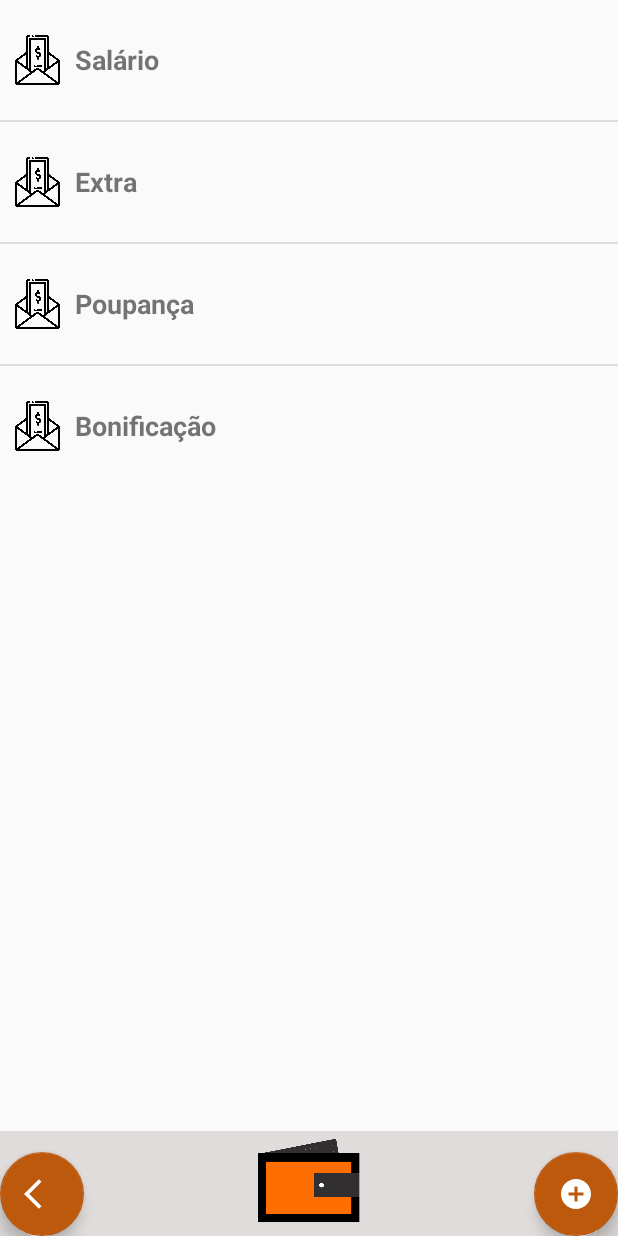
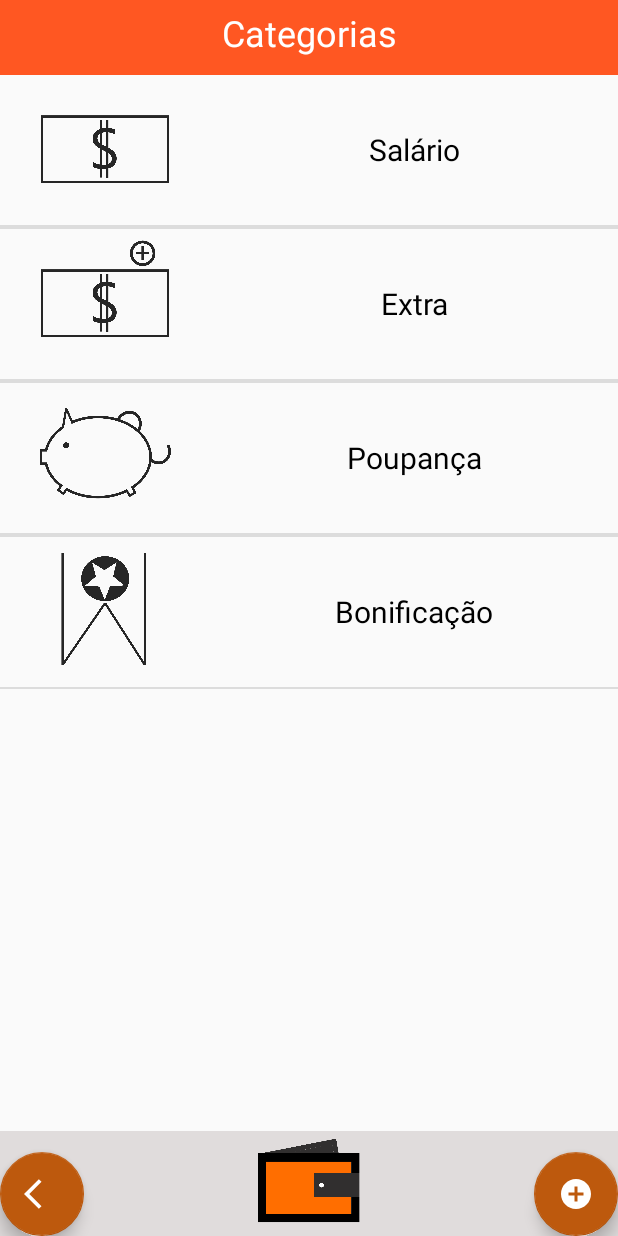
Before and after one commit to EdmilsonMedeiros/Projeto_Alzy_Cash, an Android app: the CategoriasActivity screen opened directly, with no data from a screen before it, on a phone screen of 412 x 824 dp. Run offline under Robolectric (Android 15) with nearby library versions, the phone set to English and light mode, and no system bars; plain views replace FloatingActionButton.

Commit message:
Ajustes de latout na activity categorias.

```diff
--- a/Alzy/app/src/main/java/com/ed/medeiros/alzy/activity/CategoriasActivity.java
+++ b/Alzy/app/src/main/java/com/ed/medeiros/alzy/activity/CategoriasActivity.java
@@ -42,17 +42,17 @@ public class CategoriasActivity extends AppCompatActivity {
 
             }
         });
-        getWindow().setFlags(WindowManager.LayoutParams.FLAG_FULLSCREEN, WindowManager.LayoutParams.FLAG_FULLSCREEN);
+
 
 
     }
 
     private List<Categorias> GetDate() {
         lst = new ArrayList<>();
-        lst.add(new Categorias("Salário", R.mipmap.salario));
-        lst.add(new Categorias("Extra", R.mipmap.salario));
-        lst.add(new Categorias("Poupança", R.mipmap.salario));
-        lst.add(new Categorias("Bonificação", R.mipmap.salario));
+        lst.add(new Categorias("Salário", R.mipmap.ic_nota));
+        lst.add(new Categorias("Extra", R.mipmap.ic_extra));
+        lst.add(new Categorias("Poupança", R.mipmap.ic_poupanca));
+        lst.add(new Categorias("Bonificação", R.mipmap.ic_bonificacao));
         return lst;
     }
 
--- a/Alzy/app/src/main/res/layout/activity_categorias.xml
+++ b/Alzy/app/src/main/res/layout/activity_categorias.xml
@@ -8,6 +8,26 @@
     tools:context=".activity.CategoriasActivity">
 
     <LinearLayout
+        android:id="@+id/topo"
+        android:layout_width="match_parent"
+        android:layout_height="50dp"
+        android:background="@color/colorPrimaryDarkDefault"
+        app:layout_constraintEnd_toEndOf="parent"
+        app:layout_constraintStart_toStartOf="parent"
+        app:layout_constraintTop_toTopOf="parent"
+        android:padding="5dp">
+
+        <TextView
+            android:layout_width="match_parent"
+            android:layout_height="wrap_content"
+            android:text="Categorias"
+            android:textAlignment="center"
+            android:textColor="@android:color/white"
+            android:textSize="24sp" />
+
+    </LinearLayout>
+
+    <LinearLayout
         android:id="@+id/linearLayout15"
         android:layout_width="0dp"
         android:layout_height="0dp"
@@ -15,7 +35,7 @@
         app:layout_constraintBottom_toTopOf="@+id/linearLayout16"
         app:layout_constraintEnd_toEndOf="parent"
         app:layout_constraintStart_toStartOf="parent"
-        app:layout_constraintTop_toTopOf="parent">
+        app:layout_constraintTop_toBottomOf="@+id/topo">
 
         <ListView
             android:id="@+id/listViewCategorias"
--- a/Alzy/app/src/main/res/layout/list_categorias.xml
+++ b/Alzy/app/src/main/res/layout/list_categorias.xml
@@ -4,31 +4,61 @@
     xmlns:tools="http://schemas.android.com/tools"
     android:layout_width="match_parent"
     android:layout_height="match_parent"
+    android:orientation="vertical">
+
+    <LinearLayout
+        android:layout_width="match_parent"
+        android:layout_height="wrap_content"
         android:orientation="horizontal">
+
+
+        <LinearLayout
+            android:id="@+id/principal"
+            android:layout_width="wrap_content"
+            android:layout_height="wrap_content"
+            android:orientation="vertical">
 
             <ImageView
                 android:id="@+id/imageViewCategoria"
-        android:layout_width="100dp"
-        android:layout_height="80dp"
+                android:layout_width="140dp"
+                android:layout_height="100dp"
                 android:layout_weight="1"
-        android:padding="10dp"
+                android:padding="5dp"
                 tools:srcCompat="@mipmap/ic_launcher" />
+
+        </LinearLayout>
 
         <LinearLayout
             android:layout_width="match_parent"
-        android:layout_height="80dp"
+            android:layout_height="100dp"
             android:layout_weight="1"
             android:orientation="vertical">
 
             <TextView
                 android:id="@+id/textViewTitulo"
                 android:layout_width="match_parent"
-            android:layout_height="80dp"
+                android:layout_height="100dp"
                 android:layout_weight="1"
                 android:gravity="center|left"
                 android:text="Nome"
-            android:textSize="18sp"
-            android:textStyle="bold" />
+                android:textAlignment="center"
+                android:textColor="@color/font_black"
+                android:textSize="20sp" />
 
         </LinearLayout>
+
     </LinearLayout>
+
+    <LinearLayout
+        android:layout_width="match_parent"
+        android:layout_height="match_parent">
+
+        <View
+            android:id="@+id/divider12"
+            android:layout_width="200dp"
+            android:layout_height="1dp"
+            android:layout_weight="1"
+            android:background="?android:attr/listDivider" />
+    </LinearLayout>
+
+</LinearLayout>
```
Also changed, not shown: Alzy/app/src/main/res/mipmap-xxhdpi/ic_bonificacao.png (added), Alzy/app/src/main/res/mipmap-xxhdpi/ic_extra.png (added), Alzy/app/src/main/res/mipmap-xxhdpi/ic_nota.png (added), Alzy/app/src/main/res/mipmap-xxhdpi/ic_poupanca.png (added). Lines whose indentation alone changed are shown as unchanged.
